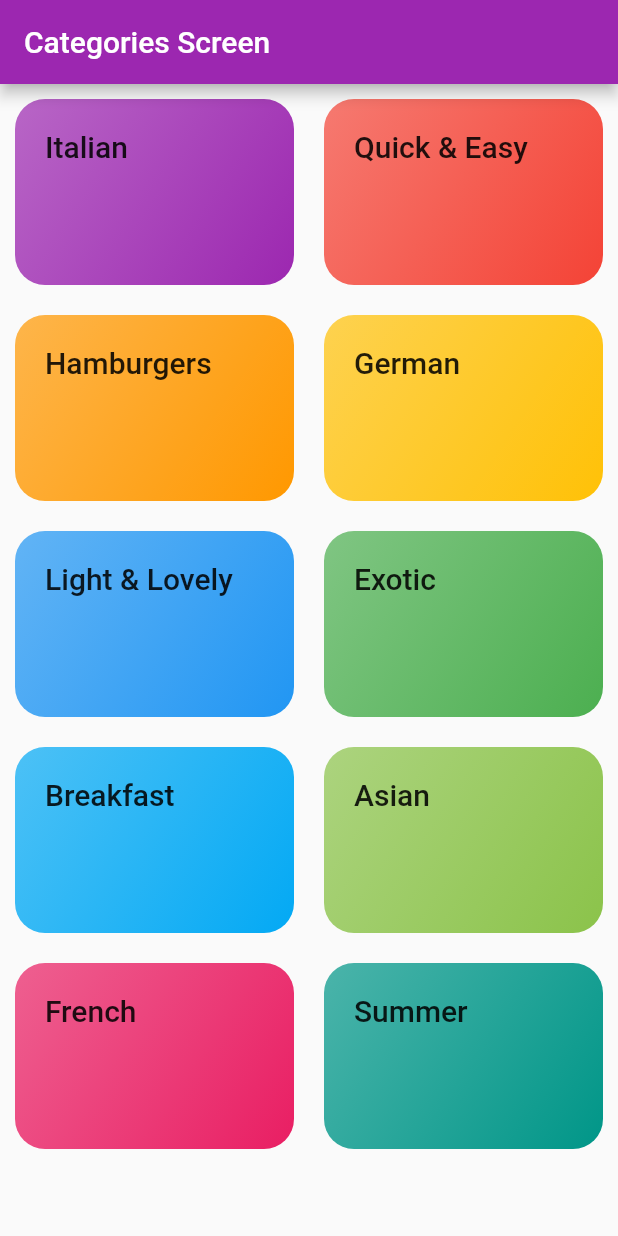
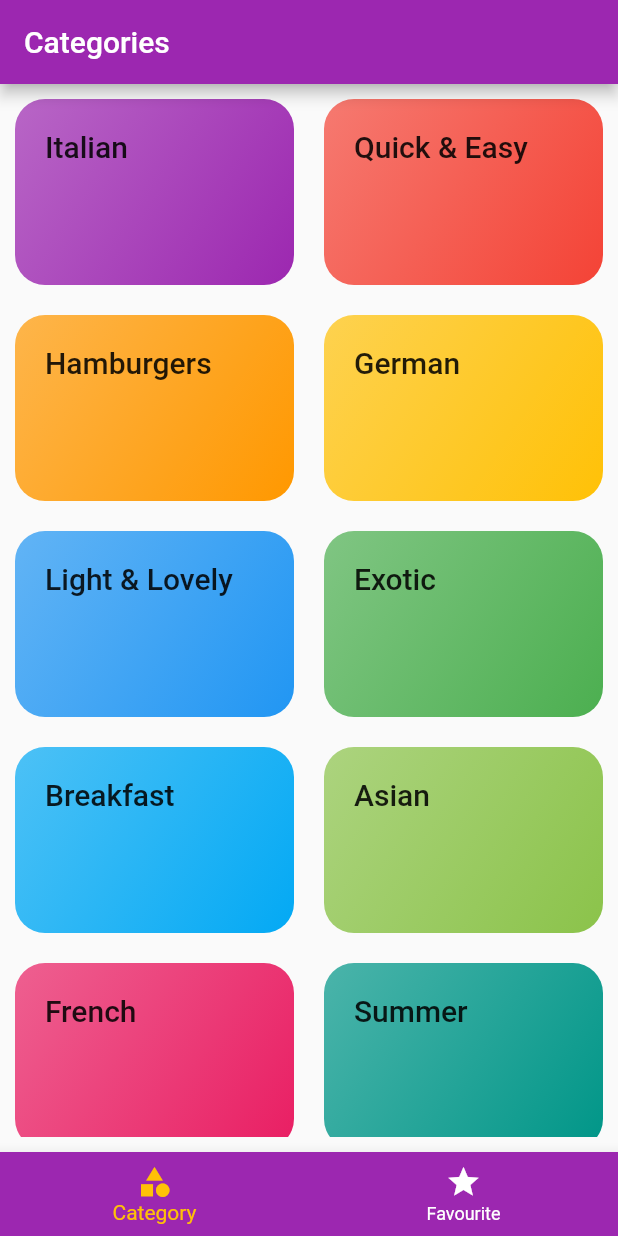
Before and after one commit to YuneshShrestha/meals_app, a Flutter app: the screen it shows after launch, on a phone screen of 412 x 824 dp. Run offline on Flutter 3.47's test engine with Material 2 defaults, Android fonts, the phone set to English and light mode, and no system bars.

Commit message:
bottom navigation bar

```diff
--- a/lib/main.dart
+++ b/lib/main.dart
@@ -1,7 +1,8 @@
 import 'package:flutter/material.dart';
-import 'package:meals_app/screen/category_meals_screen.dart';
-import 'package:meals_app/screen/meal_detail_screen.dart';
-import 'screen/categories_screen.dart';
+import './screen/bottom_navbar.dart';
+import './screen/category_meals_screen.dart';
+import './screen/meal_detail_screen.dart';
+import './screen/categories_screen.dart';
 
 void main() => runApp(const MyApp());
 
@@ -17,14 +18,16 @@ class MyApp extends StatelessWidget {
         theme: ThemeData(
           // brightness: Brightness.dark,
           colorScheme: ColorScheme.fromSwatch(primarySwatch: Colors.purple)
-                .copyWith(secondary: Colors.black12),
+              .copyWith(secondary: Colors.amber, primary: Colors.purple),
           textTheme: ThemeData.light().textTheme.copyWith(
                 headline6: const TextStyle(
                   fontSize: 20.0,
                 ),
-                )),
+              ),
+        ),
         routes: {
-          "/": (BuildContext context) => const CategoriesScreen(),
+          // "/": (BuildContext context) => const CategoriesScreen(),
+          "/": (BuildContext context) => const BottomNavbar(),
           CategoryMealsScreen.route: (BuildContext context) =>
               const CategoryMealsScreen(),
           MealDetailScreen.route: (BuildContext context) =>
--- a/lib/screen/bottom_navbar.dart
+++ b/lib/screen/bottom_navbar.dart
@@ -0,0 +1,51 @@
+import 'package:flutter/material.dart';
+import 'package:meals_app/screen/categories_screen.dart';
+import 'package:meals_app/screen/favrouites.dart';
+
+class BottomNavbar extends StatefulWidget {
+  const BottomNavbar({Key? key}) : super(key: key);
+
+  @override
+  State<BottomNavbar> createState() => _BottomNavbarState();
+}
+
+class _BottomNavbarState extends State<BottomNavbar> {
+  int currentIndex = 0;
+  void getIndex(i) {
+    setState(() {
+      currentIndex = i;
+    });
+  }
+
+  final List<Map<String, Object>> pages = [
+    {'page': const CategoriesScreen(), 'title': 'Categories'},
+    {'page': const Favrouites(), 'title': 'Your Favrouites'}
+  ];
+
+  @override
+  Widget build(BuildContext context) {
+    return Scaffold(
+      appBar: AppBar(
+        title: Text(pages[currentIndex]['title'] as String),
+      ),
+      body: pages[currentIndex]['page'] as Widget,
+      bottomNavigationBar: BottomNavigationBar(
+        onTap: getIndex,
+        currentIndex: currentIndex,
+        backgroundColor: Colors.purple,
+        selectedItemColor: Theme.of(context).colorScheme.secondary,
+        unselectedItemColor: Colors.white,
+        items: const [
+          BottomNavigationBarItem(
+            icon: Icon(Icons.category),
+            label: 'Category',
+          ),
+          BottomNavigationBarItem(
+            icon: Icon(Icons.star),
+            label: 'Favourite',
+          ),
+        ],
+      ),
+    );
+  }
+}
--- a/lib/screen/categories_screen.dart
+++ b/lib/screen/categories_screen.dart
@@ -12,9 +12,7 @@ class CategoriesScreen extends StatefulWidget {
 class _CategoriesScreenState extends State<CategoriesScreen> {
   @override
   Widget build(BuildContext context) {
-    return Scaffold(
-        appBar: AppBar(title: const Text('Categories Screen')),
-        body: Padding(
+    return  Padding(
           padding: const EdgeInsets.all(10.0),
           child: GridView(
             // padding: const EdgeInsets.all(10.0),
@@ -28,6 +26,6 @@ class _CategoriesScreenState extends State<CategoriesScreen> {
                 mainAxisSpacing: 20.0,
                 crossAxisSpacing: 20.0),
           ),
-        ));
+        );
   }
 }
```
Also changed, not shown: lib/screen/favrouites.dart (added, +16 -0 lines), lib/screen/meal_detail_screen.dart (+55 -8 lines). Lines whose indentation alone changed are shown as unchanged.
